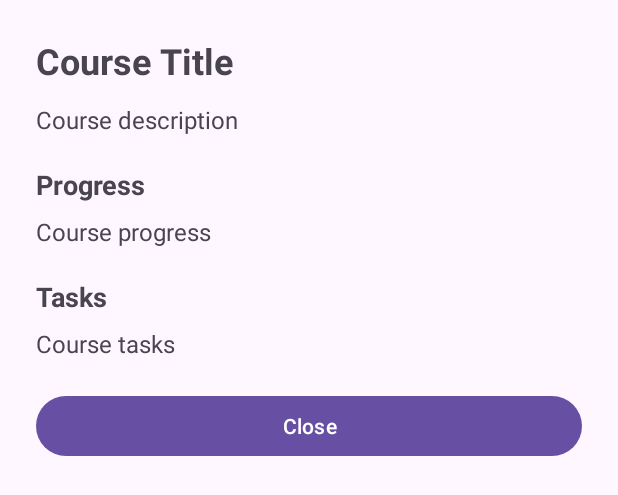
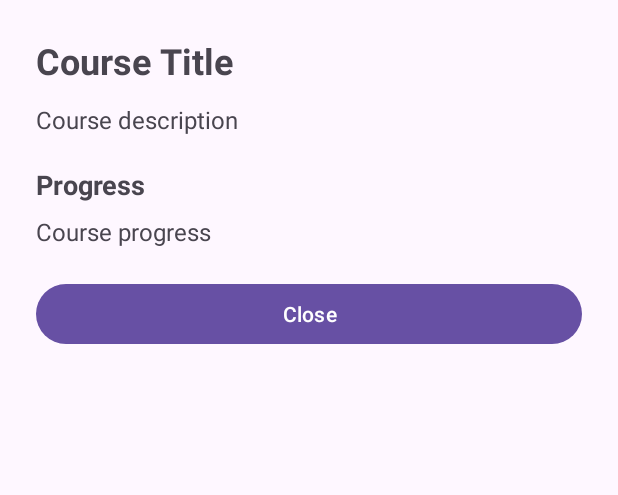
Before and after one commit to chemcouver/DayPlan, an Android app: the layout bottom_sheet_course_details.xml on its own in the app's theme, with its tools: preview values and no code run, on a phone screen of 412 x 824 dp. Shown: the top 495 px of the screen. Run offline under Robolectric (Android 15) with nearby library versions, the phone set to English and light mode, and no system bars.

Commit message:
- General and course-based tasks organized on dashboard - Fixed formatting - Renamed some variables for clarity - Fixes to bottom sheets

```diff
--- a/app/src/main/java/com/gamecodeschool/dayplan/AddTaskActivity.java
+++ b/app/src/main/java/com/gamecodeschool/dayplan/AddTaskActivity.java
@@ -45,7 +45,7 @@ public class AddTaskActivity extends AppCompatActivity {
 
     private void loadCoursesIntoSpinner() {
         courses = storage.getAllCourses();
-        courses.add(0, new Course(-1, "General Task", "Task not assigned to a course"));
+        courses.add(0, new Course(-1, "", ""));
         ArrayAdapter<Course> adapter = new ArrayAdapter<>(this, android.R.layout.simple_spinner_item, courses);
         adapter.setDropDownViewResource(android.R.layout.simple_spinner_dropdown_item);
         courseSpinner.setAdapter(adapter);
--- a/app/src/main/java/com/gamecodeschool/dayplan/CourseActivity.java
+++ b/app/src/main/java/com/gamecodeschool/dayplan/CourseActivity.java
@@ -57,7 +57,6 @@ public class CourseActivity extends AppCompatActivity {
         TextView courseTitleTextView = view.findViewById(R.id.courseTitleTextView);
         TextView courseDescriptionTextView = view.findViewById(R.id.courseDescriptionTextView);
         TextView courseProgressTextView = view.findViewById(R.id.courseProgressTextView);
-        TextView courseTasksTextView = view.findViewById(R.id.courseTasksTextView);
         Button closeButton = view.findViewById(R.id.closeButton);
 
         courseTitleTextView.setText(course.getCourseName());
--- a/app/src/main/res/layout/activity_add_task.xml
+++ b/app/src/main/res/layout/activity_add_task.xml
@@ -49,7 +49,7 @@
                 <TextView
                     android:layout_width="wrap_content"
                     android:layout_height="wrap_content"
-                    android:text="Course"
+                    android:text="Course (optional)"
                     android:textStyle="bold"
                     android:layout_marginBottom="4dp" />
 
@@ -70,7 +70,7 @@
                 <TextView
                     android:layout_width="wrap_content"
                     android:layout_height="wrap_content"
-                    android:text="Due Date"
+                    android:text="Due Date (optional)"
                     android:textStyle="bold"
                     android:layout_marginBottom="4dp" />
 
--- a/app/src/main/res/layout/bottom_sheet_course_details.xml
+++ b/app/src/main/res/layout/bottom_sheet_course_details.xml
@@ -42,22 +42,6 @@
 			android:text="Course progress"
 			android:textSize="16sp" />
 
-		<TextView
-			android:layout_width="match_parent"
-			android:layout_height="wrap_content"
-			android:layout_marginBottom="8dp"
-			android:text="Tasks"
-			android:textSize="18sp"
-			android:textStyle="bold" />
-
-		<TextView
-			android:id="@+id/courseTasksTextView"
-			android:layout_width="match_parent"
-			android:layout_height="wrap_content"
-			android:layout_marginBottom="20dp"
-			android:text="Course tasks"
-			android:textSize="16sp" />
-
 		<Button
 			android:id="@+id/closeButton"
 			android:layout_width="match_parent"
```
Also changed, not shown: app/src/main/java/com/gamecodeschool/dayplan/DashboardActivity.java (+79 -17 lines), app/src/main/java/com/gamecodeschool/dayplan/TaskActivity.java (+9 -2 lines), app/src/main/res/layout/activity_dashboard.xml (+6 -20 lines).
